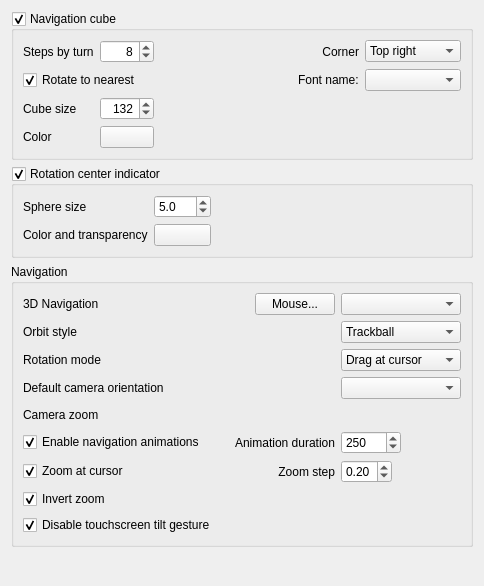
First picture: the form in src/Gui/PreferencePages/DlgSettingsNavigation.ui, repository southseact-3d/fcd, before the edit.
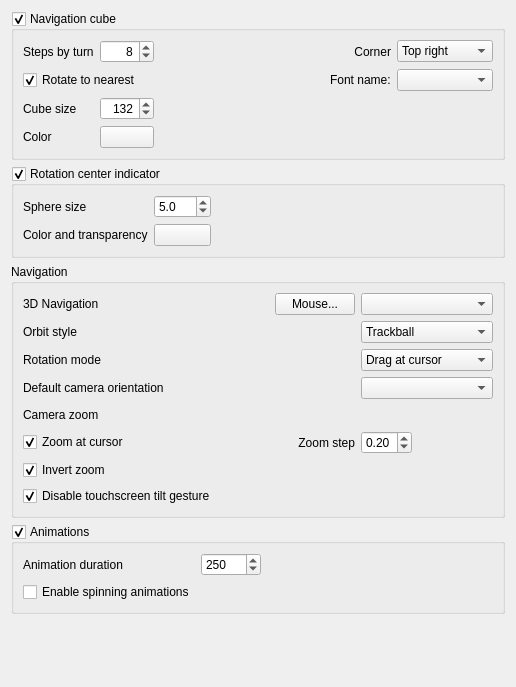
Second picture: the form after the edit. Custom widgets are drawn as their Qt base class.

Commit message:
Gui: Add a separate checkbox for enabling spinning animations (#11534)
* Gui: Create group box for animation preferences

* Gui: Add spinning animation checkbox

* Gui: Implement isAnimating() for NavigationAnimator

* Gui: No need to enable animations in DemoMode

The spin animation is played regardless of the user preference and does not need to be enabled before starting the spin animation

* Gui: Change comment

Diff of the .ui file:
```diff
--- a/src/Gui/PreferencePages/DlgSettingsNavigation.ui
+++ b/src/Gui/PreferencePages/DlgSettingsNavigation.ui
@@ -6,8 +6,8 @@
    <rect>
     <x>0</x>
     <y>0</y>
-    <width>484</width>
-    <height>586</height>
+    <width>516</width>
+    <height>687</height>
    </rect>
   </property>
   <property name="windowTitle">
@@ -565,92 +565,6 @@
         </property>
        </widget>
       </item>
-      <item row="5" column="0">
-       <widget class="Gui::PrefCheckBox" name="checkBoxNavigationAnimations">
-        <property name="enabled">
-         <bool>true</bool>
-        </property>
-        <property name="toolTip">
-         <string>Enable navigation animations</string>
-        </property>
-        <property name="text">
-         <string>Enable navigation animations</string>
-        </property>
-        <property name="checked">
-         <bool>true</bool>
-        </property>
-        <property name="prefEntry" stdset="0">
-         <cstring>UseNavigationAnimations</cstring>
-        </property>
-        <property name="prefPath" stdset="0">
-         <cstring>View</cstring>
-        </property>
-       </widget>
-      </item>
-      <item row="5" column="1">
-       <widget class="QLabel" name="navigationAnimationsLabel">
-        <property name="toolTip">
-         <string>Duration of navigation animations that have a fixed duration</string>
-        </property>
-        <property name="text">
-         <string>Animation duration</string>
-        </property>
-        <property name="alignment">
-         <set>Qt::AlignRight|Qt::AlignTrailing|Qt::AlignVCenter</set>
-        </property>
-       </widget>
-      </item>
-      <item row="5" column="2">
-       <layout class="QHBoxLayout" name="horizontalLayout_3">
-        <item>
-         <widget class="Gui::PrefSpinBox" name="spinBoxAnimationDuration">
-          <property name="maximumSize">
-           <size>
-            <width>60</width>
-            <height>16777215</height>
-           </size>
-          </property>
-          <property name="toolTip">
-           <string>The duration of navigation animations in milliseconds</string>
-          </property>
-          <property name="minimum">
-           <number>100</number>
-          </property>
-          <property name="maximum">
-           <number>10000</number>
-          </property>
-          <property name="singleStep">
-           <number>50</number>
-          </property>
-          <property name="value">
-           <number>250</number>
-          </property>
-          <property name="prefEntry" stdset="0">
-           <cstring>AnimationDuration</cstring>
-          </property>
-          <property name="prefPath" stdset="0">
-           <cstring>View</cstring>
-          </property>
-         </widget>
-        </item>
-        <item>
-         <spacer name="horizontalSpacer_5">
-          <property name="orientation">
-           <enum>Qt::Horizontal</enum>
-          </property>
-          <property name="sizeType">
-           <enum>QSizePolicy::MinimumExpanding</enum>
-          </property>
-          <property name="sizeHint" stdset="0">
-           <size>
-            <width>10</width>
-            <height>20</height>
-           </size>
-          </property>
-         </spacer>
-        </item>
-       </layout>
-      </item>
       <item row="6" column="0">
        <widget class="Gui::PrefCheckBox" name="checkBoxZoomAtCursor">
         <property name="toolTip">
@@ -775,6 +689,94 @@
      </layout>
     </widget>
    </item>
+   <item>
+    <widget class="QGroupBox" name="groupBoxAnimations">
+     <property name="title">
+      <string>Animations</string>
+     </property>
+     <property name="checkable">
+      <bool>true</bool>
+     </property>
+     <layout class="QGridLayout" name="gridLayout_4">
+      <item row="1" column="0">
+       <widget class="QLabel" name="animationDurationLabel">
+        <property name="toolTip">
+         <string>Duration of navigation animations that have a fixed duration</string>
+        </property>
+        <property name="text">
+         <string>Animation duration</string>
+        </property>
+        <property name="alignment">
+         <set>Qt::AlignLeading|Qt::AlignLeft|Qt::AlignVCenter</set>
+        </property>
+       </widget>
+      </item>
+      <item row="1" column="1">
+       <widget class="Gui::PrefSpinBox" name="spinBoxAnimationDuration">
+        <property name="maximumSize">
+         <size>
+          <width>60</width>
+          <height>16777215</height>
+         </size>
+        </property>
+        <property name="toolTip">
+         <string>The duration of navigation animations in milliseconds</string>
+        </property>
+        <property name="minimum">
+         <number>100</number>
+        </property>
+        <property name="maximum">
+         <number>10000</number>
+        </property>
+        <property name="singleStep">
+         <number>50</number>
+        </property>
+        <property name="value">
+         <number>250</number>
+        </property>
+        <property name="prefEntry" stdset="0">
+         <cstring>AnimationDuration</cstring>
+        </property>
+        <property name="prefPath" stdset="0">
+         <cstring>View</cstring>
+        </property>
+       </widget>
+      </item>
+      <item row="1" column="2">
+       <spacer name="horizontalSpacer_6">
+        <property name="orientation">
+         <enum>Qt::Horizontal</enum>
+        </property>
+        <property name="sizeHint" stdset="0">
+         <size>
+          <width>40</width>
+          <height>20</height>
+         </size>
+        </property>
+       </spacer>
+      </item>
+      <item row="2" column="0">
+       <widget class="Gui::PrefCheckBox" name="checkBoxSpinningAnimations">
+        <property name="toolTip">
+         <string>Enable spinning animations that are used in some navigation styles after dragging</string>
+        </property>
+        <property name="text">
+         <string>Enable spinning animations</string>
+        </property>
+        <property name="checked">
+         <bool>false</bool>
+        </property>
+        <property name="prefEntry" stdset="0">
+         <cstring>UseSpinningAnimations</cstring>
+        </property>
+        <property name="prefPath" stdset="0">
+         <cstring>View</cstring>
+        </property>
+       </widget>
+      </item>
+     </layout>
+    </widget>
+   </item>
    <item>
     <spacer name="verticalSpacer">
      <property name="orientation">
```
The commit also changes 10 other files.
